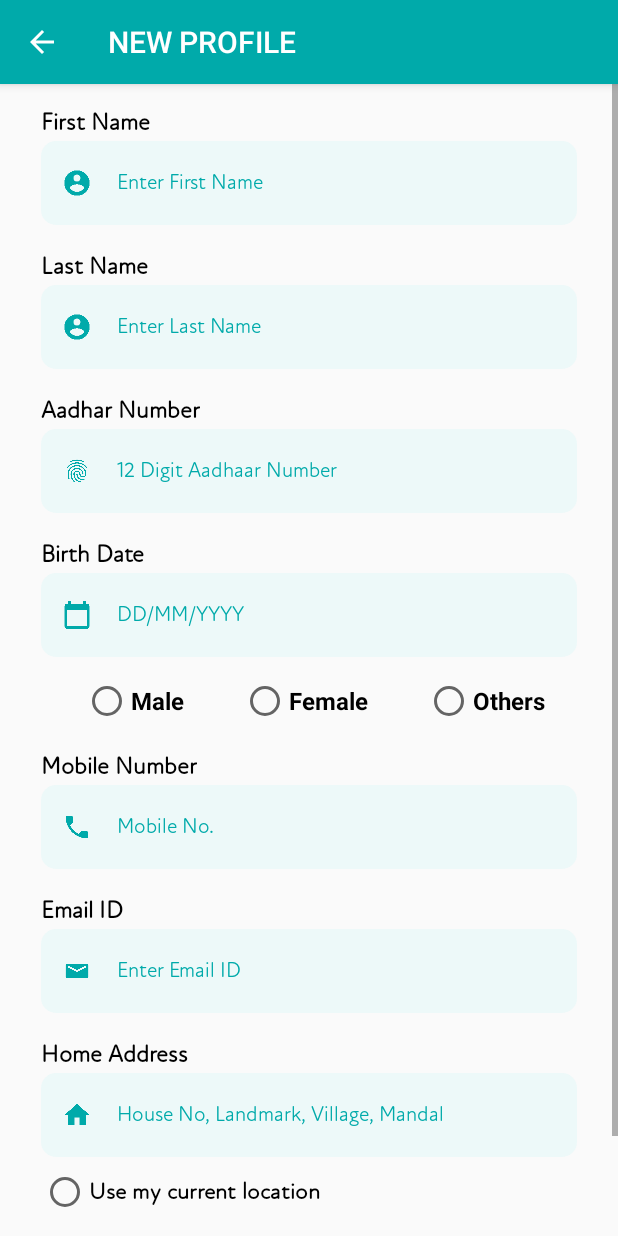
After one commit to priyamshah112/bapatla-health, an Android app: the Family screen opened directly, with no data from a screen before it, on a phone screen of 412 x 824 dp. The commit adds this screen. Run offline under Robolectric (Android 15) with nearby library versions, the phone set to English and light mode, and no system bars.

Commit message:
Prfile and Family pages added

```diff
--- a/app/src/main/AndroidManifest.xml
+++ b/app/src/main/AndroidManifest.xml
@@ -49,6 +49,10 @@
             android:parentActivityName=".MainActivity"></activity>
         <activity android:name=".Doctor"
             android:parentActivityName=".MainActivity"></activity>
+        <activity android:name=".Profile"
+            android:parentActivityName=".MainActivity"></activity>
+        <activity android:name=".Family"
+            android:parentActivityName=".MainActivity"></activity>
         <activity android:name=".MainActivity">
             <intent-filter>
                 <action android:name="android.intent.action.MAIN" />
--- /dev/null
+++ b/app/src/main/java/com/droiduino/companionappcourse/Family.java
@@ -0,0 +1,23 @@
+package com.droiduino.companionappcourse;
+
+import android.os.Bundle;
+
+import androidx.appcompat.app.AppCompatActivity;
+
+public class Family extends AppCompatActivity {
+
+    @Override
+    protected void onCreate(Bundle savedInstanceState) {
+        super.onCreate(savedInstanceState);
+        setContentView(R.layout.family);
+
+        // final TextView heading = findViewById(R.id.heading);
+        // heading.setText("Did you know");
+
+        //APP BAR PROPERTIES
+        // getSupportActionBar().hide(); // hides appbar
+        getSupportActionBar().setTitle("NEW PROFILE");
+        getSupportActionBar().setDisplayHomeAsUpEnabled(true); //displays back button on app bar
+
+    }
+}
--- /dev/null
+++ b/app/src/main/res/layout/family.xml
@@ -0,0 +1,296 @@
+<?xml version="1.0" encoding="utf-8"?>
+<androidx.constraintlayout.widget.ConstraintLayout xmlns:android="http://schemas.android.com/apk/res/android"
+    xmlns:app="http://schemas.android.com/apk/res-auto"
+    xmlns:tools="http://schemas.android.com/tools"
+    android:layout_width="match_parent"
+    android:layout_height="match_parent"
+    tools:context=".Family">
+
+    <ScrollView
+        android:layout_width="match_parent"
+        android:layout_height="match_parent"
+        tools:layout_editor_absoluteX="0dp"
+        tools:layout_editor_absoluteY="259dp">
+
+        <LinearLayout
+            android:layout_width="match_parent"
+            android:layout_height="match_parent"
+            android:layout_marginStart="10dp"
+            android:layout_marginEnd="10dp"
+            android:orientation="vertical"
+            app:layout_constraintEnd_toEndOf="parent"
+            app:layout_constraintStart_toStartOf="parent"
+            app:layout_constraintTop_toTopOf="parent">
+
+            <TextView
+                android:layout_width="wrap_content"
+                android:layout_height="wrap_content"
+                android:layout_gravity="left"
+                android:layout_marginStart="17.5dp"
+                android:layout_marginTop="15dp"
+                android:layout_weight="0"
+                android:fontFamily="@font/attenroundnewbook"
+                android:text="First Name"
+                android:textColor="@android:color/black"
+                android:textSize="16sp"
+                android:textStyle="bold" />
+
+            <EditText
+                android:layout_width="match_parent"
+                android:layout_height="56dp"
+                android:layout_marginStart="17dp"
+                android:layout_marginTop="2.5dp"
+                android:layout_marginEnd="17dp"
+                android:background="@drawable/rounded_corners"
+                android:drawableLeft="@drawable/account_icon"
+                android:fontFamily="@font/attenroundnewbook"
+                android:hint="@string/register_first_name"
+                android:inputType="text"
+                android:textAlignment="textStart"
+                android:textColor="@color/colorPrimary"
+                android:textColorHint="@color/colorPrimary"
+                android:textSize="14sp" />
+
+            <TextView
+                android:layout_width="wrap_content"
+                android:layout_height="wrap_content"
+                android:layout_gravity="left"
+                android:layout_marginStart="17.5dp"
+                android:layout_marginTop="17.5dp"
+                android:layout_weight="0"
+                android:fontFamily="@font/attenroundnewbook"
+                android:text="Last Name"
+                android:textColor="@android:color/black"
+                android:textSize="16sp"
+                android:textStyle="bold" />
+
+            <EditText
+                android:layout_width="match_parent"
+                android:layout_height="56dp"
+                android:layout_marginStart="17dp"
+                android:layout_marginTop="2.5dp"
+                android:layout_marginEnd="17dp"
+                android:background="@drawable/rounded_corners"
+                android:drawableLeft="@drawable/account_icon"
+                android:fontFamily="@font/attenroundnewbook"
+                android:hint="@string/register_last_name"
+                android:inputType="text"
+                android:textAlignment="textStart"
+                android:textColor="@color/colorPrimary"
+                android:textColorHint="@color/colorPrimary"
+                android:textSize="14sp" />
+
+            <TextView
+                android:layout_width="wrap_content"
+                android:layout_height="wrap_content"
+                android:layout_gravity="left"
+                android:layout_marginStart="17.5dp"
+                android:layout_marginTop="17.5dp"
+                android:layout_weight="0"
+                android:fontFamily="@font/attenroundnewbook"
+                android:text="Aadhar Number"
+                android:textColor="@android:color/black"
+                android:textSize="16sp"
+                android:textStyle="bold" />
+
+            <EditText
+                android:layout_width="match_parent"
+                android:layout_height="56dp"
+                android:layout_marginStart="17dp"
+                android:layout_marginTop="2.5dp"
+                android:layout_marginEnd="17dp"
+                android:background="@drawable/rounded_corners"
+                android:drawableLeft="@drawable/fingerprint_icon"
+                android:fontFamily="@font/attenroundnewbook"
+                android:hint="@string/register_aadhaar_number"
+                android:inputType="text"
+                android:textAlignment="textStart"
+                android:textColor="@color/colorPrimary"
+                android:textColorHint="@color/colorPrimary"
+                android:textSize="14sp" />
+
+            <TextView
+                android:layout_width="wrap_content"
+                android:layout_height="wrap_content"
+                android:layout_gravity="left"
+                android:layout_marginStart="17.5dp"
+                android:layout_marginTop="17.5dp"
+                android:layout_weight="0"
+                android:fontFamily="@font/attenroundnewbook"
+                android:text="Birth Date"
+                android:textColor="@android:color/black"
+                android:textSize="16sp"
+                android:textStyle="bold" />
+
+            <EditText
+                android:layout_width="match_parent"
+                android:layout_height="56dp"
+                android:layout_marginStart="17dp"
+                android:layout_marginTop="2.5dp"
+                android:layout_marginEnd="17dp"
+                android:background="@drawable/rounded_corners"
+                android:drawableLeft="@drawable/calendar_icon"
+                android:fontFamily="@font/attenroundnewbook"
+                android:hint="@string/register_birth_date"
+                android:inputType="text"
+                android:textAlignment="textStart"
+                android:textColor="@color/colorPrimary"
+                android:textColorHint="@color/colorPrimary"
+                android:textSize="14sp" />
+
+            <RadioGroup
+                android:id="@+id/radio_group"
+                android:layout_width="match_parent"
+                android:layout_height="wrap_content"
+                android:layout_above="@+id/view_below"
+                android:layout_marginTop="13dp"
+                android:orientation="horizontal">
+
+                <RadioButton
+                    android:id="@+id/radio1"
+                    android:layout_width="wrap_content"
+                    android:layout_height="wrap_content"
+                    android:layout_marginStart="45dp"
+                    android:layout_weight="1"
+                    android:text="Male"
+                    android:textSize="16sp"
+                    android:textStyle="bold" />
+
+                <RadioButton
+                    android:id="@+id/radio2"
+                    android:layout_width="wrap_content"
+                    android:layout_height="wrap_content"
+                    android:layout_marginStart="0dp"
+                    android:layout_weight="1"
+                    android:text="Female"
+                    android:textSize="16sp"
+                    android:textStyle="bold" />
+
+                <RadioButton
+                    android:id="@+id/radio3"
+                    android:layout_width="wrap_content"
+                    android:layout_height="wrap_content"
+                    android:layout_marginStart="0dp"
+                    android:layout_weight="1"
+                    android:text="Others"
+                    android:textSize="16sp"
+                    android:textStyle="bold" />
+
+            </RadioGroup>
+
+            <TextView
+                android:layout_width="wrap_content"
+                android:layout_height="wrap_content"
+                android:layout_gravity="left"
+                android:layout_marginStart="17.5dp"
+                android:layout_marginTop="17.5dp"
+                android:layout_weight="0"
+                android:fontFamily="@font/attenroundnewbook"
+                android:text="Mobile Number"
+                android:textColor="@android:color/black"
+                android:textSize="16sp"
+                android:textStyle="bold" />
+
+            <EditText
+                android:layout_width="match_parent"
+                android:layout_height="56dp"
+                android:layout_marginStart="17dp"
+                android:layout_marginTop="2.5dp"
+                android:layout_marginEnd="17dp"
+                android:background="@drawable/rounded_corners"
+                android:drawableLeft="@drawable/phone_icon"
+                android:fontFamily="@font/attenroundnewbook"
+                android:hint="@string/register_mobile_no"
+                android:inputType="text"
+                android:textAlignment="textStart"
+                android:textColor="@color/colorPrimary"
+                android:textColorHint="@color/colorPrimary"
+                android:textSize="14sp" />
+
+            <TextView
+                android:layout_width="wrap_content"
+                android:layout_height="wrap_content"
+                android:layout_gravity="left"
+                android:layout_marginStart="17.5dp"
+                android:layout_marginTop="17.5dp"
+                android:layout_weight="0"
+                android:fontFamily="@font/attenroundnewbook"
+                android:text="Email ID"
+                android:textColor="@android:color/black"
+                android:textSize="16sp"
+                android:textStyle="bold" />
+
+            <EditText
+                android:layout_width="match_parent"
+                android:layout_height="56dp"
+                android:layout_marginStart="17dp"
+                android:layout_marginTop="2.5dp"
+                android:layout_marginEnd="17dp"
+                android:background="@drawable/rounded_corners"
+                android:drawableLeft="@drawable/forgot_password_email_icon"
+                android:fontFamily="@font/attenroundnewbook"
+                android:hint="@string/register_email_id"
+                android:inputType="text"
+                android:textAlignment="textStart"
+                android:textColor="@color/colorPrimary"
+                android:textColorHint="@color/colorPrimary"
+                android:textSize="14sp" />
+
+            <TextView
+                android:layout_width="wrap_content"
+                android:layout_height="wrap_content"
+                android:layout_gravity="left"
+                android:layout_marginStart="17.5dp"
+                android:layout_marginTop="17.5dp"
+                android:layout_weight="0"
+                android:fontFamily="@font/attenroundnewbook"
+                android:text="Home Address"
+                android:textColor="@android:color/black"
+                android:textSize="16sp"
+                android:textStyle="bold" />
+
+            <EditText
+                android:layout_width="match_parent"
+                android:layout_height="56dp"
+                android:layout_marginStart="17dp"
+                android:layout_marginTop="2.5dp"
+                android:layout_marginEnd="17dp"
+                android:background="@drawable/rounded_corners"
+                android:drawableLeft="@drawable/home_icon"
+                android:fontFamily="@font/attenroundnewbook"
+                android:hint="@string/register_home_address"
+                android:inputType="text"
+                android:textAlignment="textStart"
+                android:textColor="@color/colorPrimary"
+                android:textColorHint="@color/colorPrimary"
+                android:textSize="14sp" />
+
+            <RadioButton
+                android:layout_width="match_parent"
+                android:layout_height="wrap_content"
+                android:text="Use my current location"
+                android:layout_marginStart="17.5dp"
+                android:layout_marginTop="7.5dp"
+                android:layout_marginEnd="16dp"
+                android:textSize="15dp"
+                android:textStyle="bold"
+                android:textColor="@android:color/black"
+                android:fontFamily="@font/attenroundnewbook"/>
+
+            <Button
+                android:layout_width="fill_parent"
+                android:layout_height="56dp"
+                android:layout_gravity="center|bottom"
+                android:layout_marginTop="20dp"
+                android:layout_marginBottom="10dp"
+                android:background="@drawable/rounded_corner_button"
+                android:fontFamily="@font/attenroundnewbook"
+                android:text="Save"
+                android:textColor="@android:color/white"
+                android:textSize="16sp"
+                android:textStyle="bold" />
+
+        </LinearLayout>
+    </ScrollView>
+
+</androidx.constraintlayout.widget.ConstraintLayout>
```
Also changed, not shown: app/src/main/java/com/droiduino/companionappcourse/MainActivity.java (+20 -0 lines), app/src/main/java/com/droiduino/companionappcourse/Profile.java (added, +23 -0 lines), app/src/main/res/layout/activity_main.xml (+14 -0 lines), app/src/main/res/layout/profile.xml (added, +297 -0 lines).
